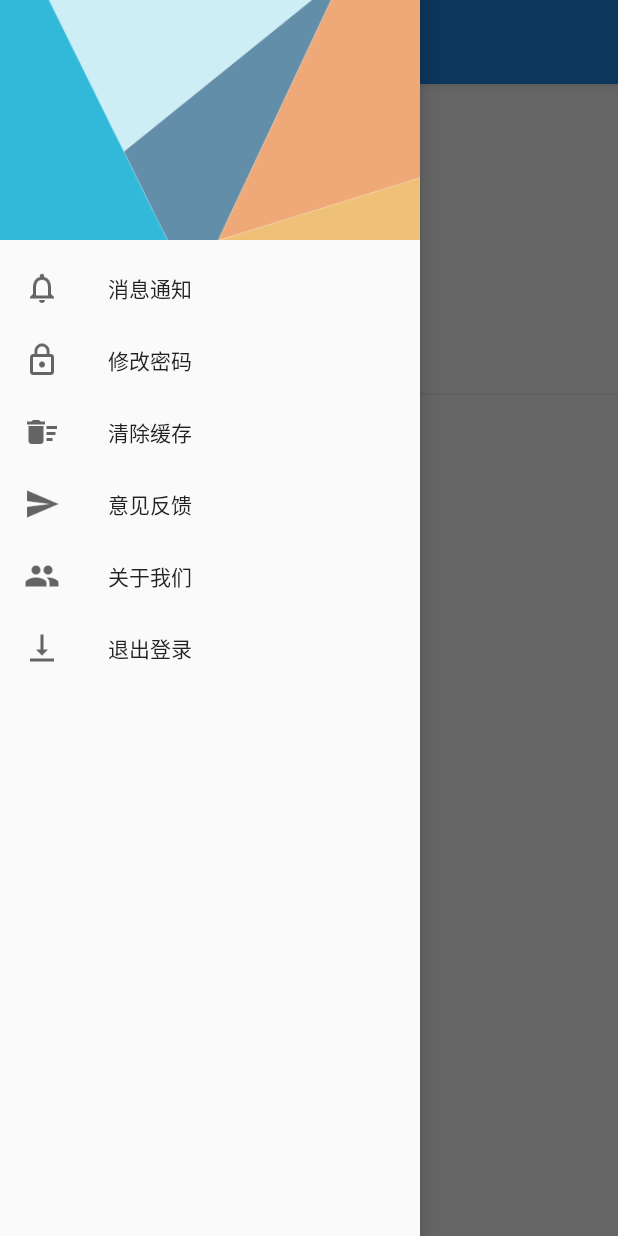
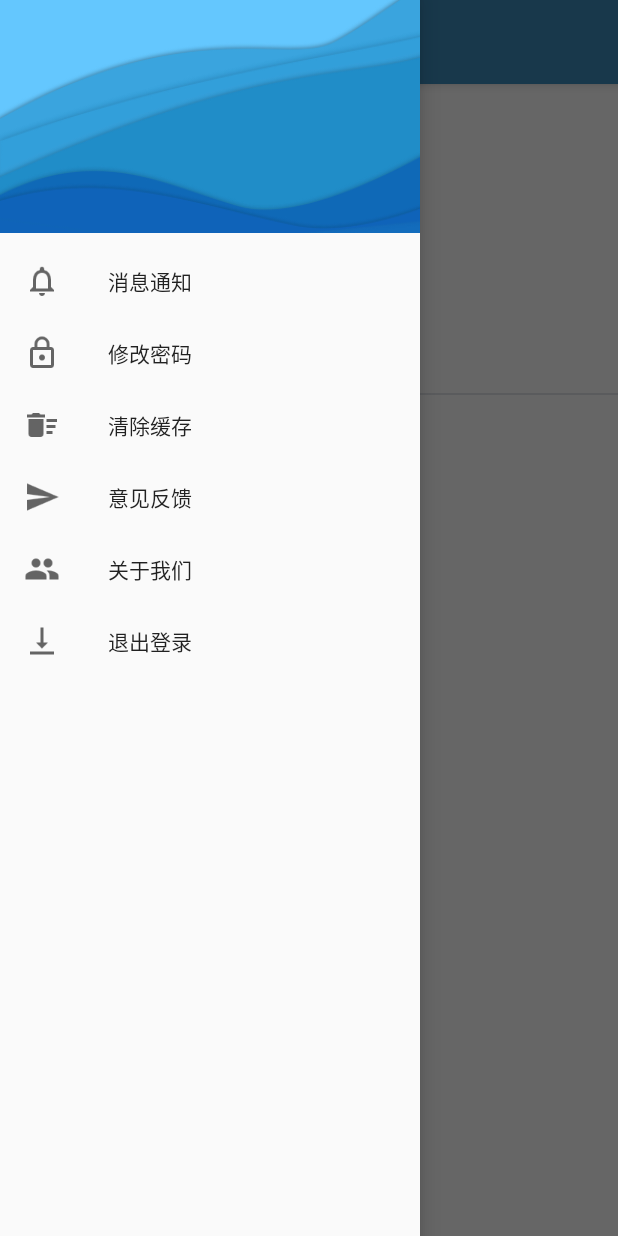
Before and after one commit to ReymondWang/redstart-android, an Android app: the MainActivity screen opened directly, with no data from a screen before it, with the side drawer open, on a phone screen of 412 x 824 dp. Run offline under Robolectric (Android 15) with nearby library versions, the phone set to English and light mode, and no system bars; our stand-ins replace ButterKnife, CircleImageView; network calls fail; 2 statements that could not run were skipped.

Commit message:
颜色调整完成，后面再也不调了

```diff
--- a/app/src/main/AndroidManifest.xml
+++ b/app/src/main/AndroidManifest.xml
@@ -20,7 +20,7 @@
             android:configChanges="orientation|keyboardHidden|screenSize"
             android:label="@string/title_activity_welcome"
             android:screenOrientation="portrait"
-            android:theme="@style/FullscreenTheme">
+            android:theme="@style/AppTheme.NoActionBar">
             <intent-filter>
                 <action android:name="android.intent.action.MAIN" />
 
--- a/app/src/main/java/com/purplelight/redstar/MainActivity.java
+++ b/app/src/main/java/com/purplelight/redstar/MainActivity.java
@@ -25,6 +25,7 @@ import android.view.ViewGroup;
 import android.view.WindowManager;
 import android.widget.FrameLayout;
 import android.widget.GridLayout;
+import android.widget.ImageView;
 import android.widget.ProgressBar;
 import android.widget.ScrollView;
 import android.widget.TextView;
@@ -78,7 +79,7 @@ public class MainActivity extends AppCompatActivity
 
     private Gson mGson = new Gson();
 
-    private CircleImageView mImgUserHead;
+    private ImageView mImgUserHead;
     private TextView mTxtUserName;
     private TextView mTxtUserEmail;
 
--- a/app/src/main/java/com/purplelight/redstar/constant/Configuration.java
+++ b/app/src/main/java/com/purplelight/redstar/constant/Configuration.java
@@ -7,7 +7,8 @@ package com.purplelight.redstar.constant;
 public class Configuration {
 
     public class Server{
-        public static final String WEB = "http://139.196.186.85:8080/";
+//        public static final String WEB = "http://139.196.186.85:8080/";
+        public static final String WEB = "http://192.168.0.100:8080/mcm/";
 
         public static final String BUSINESS = "http://qiuxisoft.com/HongXing/";
 
--- a/app/src/main/java/com/purplelight/redstar/constant/WebAPI.java
+++ b/app/src/main/java/com/purplelight/redstar/constant/WebAPI.java
@@ -11,6 +11,8 @@ public class WebAPI {
     public static final String UPDATE_USER = "api/userinfo/update";
 
     public static final String APP_FUNCTION = "api/func/show";
+
+    public static final String BIND_FUNCTION = "api/binduser/bind";
 
     /**
      * 取得WebAPI的全路径
--- a/app/src/main/res/drawable/btn_red_pressed.xml
+++ b/app/src/main/res/drawable/btn_red_pressed.xml
@@ -2,7 +2,7 @@
 <shape xmlns:android="http://schemas.android.com/apk/res/android"
     android:shape="rectangle">
 
-    <solid android:color="@color/colorDarkRed" />
+    <solid android:color="@color/colorDarkMaroon" />
 
     <padding android:left="@dimen/common_spacing_big"
         android:right="@dimen/common_spacing_big"
--- a/app/src/main/res/drawable/btn_red_unpressed.xml
+++ b/app/src/main/res/drawable/btn_red_unpressed.xml
@@ -2,7 +2,7 @@
 <shape xmlns:android="http://schemas.android.com/apk/res/android"
     android:shape="rectangle">
 
-    <solid android:color="@color/colorAccent" />
+    <solid android:color="@color/colorMaroon" />
 
     <padding android:left="@dimen/common_spacing_big"
         android:right="@dimen/common_spacing_big"
--- a/app/src/main/res/layout/app_bar_passport_upload.xml
+++ b/app/src/main/res/layout/app_bar_passport_upload.xml
@@ -33,7 +33,7 @@
         android:layout_margin="@dimen/common_spacing_big"
         android:src="@drawable/ic_add_white"
         app:borderWidth="@dimen/common_spacing_small"
-        app:backgroundTint="@color/colorAccent"
-        app:rippleColor="@color/colorDarkRed"/>
+        app:backgroundTint="@color/colorPrimary"
+        app:rippleColor="@color/colorDarkPrimary"/>
 
 </android.support.design.widget.CoordinatorLayout>
--- a/app/src/main/res/layout/nav_header_main.xml
+++ b/app/src/main/res/layout/nav_header_main.xml
@@ -4,12 +4,10 @@
     android:layout_height="@dimen/nav_header_height"
     xmlns:app="http://schemas.android.com/apk/res-auto"
     android:background="@drawable/bg_user_info"
+    android:orientation="vertical"
     android:gravity="bottom"
-    android:orientation="vertical"
-    android:paddingBottom="@dimen/activity_vertical_margin"
     android:paddingLeft="@dimen/activity_horizontal_margin"
     android:paddingRight="@dimen/activity_horizontal_margin"
-    android:paddingTop="@dimen/activity_vertical_margin"
     android:theme="@style/ThemeOverlay.AppCompat.Dark">
 
     <com.purplelight.redstar.component.view.CircleImageView
@@ -22,14 +20,20 @@
 
     <TextView
         android:id="@+id/txtUserName"
-        android:layout_width="match_parent"
+        android:layout_width="wrap_content"
         android:layout_height="wrap_content"
-        android:paddingTop="@dimen/nav_header_vertical_spacing"
+        android:layout_marginTop="@dimen/common_spacing_middle"
+        android:layout_marginLeft="@dimen/common_spacing_small"
+        android:layout_marginStart="@dimen/common_spacing_small"
         android:textAppearance="@style/TextAppearance.AppCompat.Body1" />
 
     <TextView
         android:id="@+id/txtUserEmail"
         android:layout_width="wrap_content"
-        android:layout_height="wrap_content" />
+        android:layout_height="wrap_content"
+        android:layout_marginLeft="@dimen/common_spacing_small"
+        android:layout_marginStart="@dimen/common_spacing_small"
+        android:layout_marginTop="@dimen/common_spacing_small"
+        android:layout_marginBottom="@dimen/common_spacing_big"/>
 
 </LinearLayout>
--- a/app/src/main/res/values/dimens.xml
+++ b/app/src/main/res/values/dimens.xml
@@ -21,16 +21,16 @@
     <dimen name="common_line_height">1dip</dimen>
 
     <dimen name="ui_func_icon_size">35dip</dimen>
-    <dimen name="ui_user_head_size">50dip</dimen>
+    <dimen name="ui_user_head_size">60dip</dimen>
     <dimen name="ui_row_arrow_size">30dip</dimen>
     <dimen name="ui_image_row_height">80dip</dimen>
     <dimen name="ui_table_row_height">45dip</dimen>
     <dimen name="ui_webview_progress_height">10dip</dimen>
 
-    <dimen name="nav_header_vertical_spacing">25dp</dimen>
-    <dimen name="nav_header_height">160dp</dimen>
-    <dimen name="app_bar_height">180dp</dimen>
-    <dimen name="fab_margin">16dp</dimen>
-    <dimen name="text_margin">16dp</dimen>
+    <dimen name="nav_header_vertical_spacing">15dip</dimen>
+    <dimen name="nav_header_height">155dip</dimen>
+    <dimen name="app_bar_height">180dip</dimen>
+    <dimen name="fab_margin">16dip</dimen>
+    <dimen name="text_margin">16dip</dimen>
 
 </resources>
--- a/app/src/main/res/values/styles.xml
+++ b/app/src/main/res/values/styles.xml
@@ -4,8 +4,8 @@
     <style name="AppTheme" parent="Theme.AppCompat.Light.DarkActionBar">
         <!-- Customize your theme here. -->
         <item name="colorPrimary">@color/colorPrimary</item>
-        <item name="colorPrimaryDark">@color/colorPrimaryDark</item>
-        <item name="colorAccent">@color/colorAccent</item>
+        <item name="colorPrimaryDark">@color/colorDarkPrimary</item>
+        <item name="colorAccent">@color/colorMaroon</item>
     </style>
 
     <style name="FullscreenTheme" parent="AppTheme">
```
Also changed, not shown: app/src/main/java/com/purplelight/redstar/LoginActivity.java (+29 -4 lines), app/src/main/java/com/purplelight/redstar/WelcomeActivity.java (+7 -9 lines), app/src/main/java/com/purplelight/redstar/business/entity/User.java (+15 -16 lines), app/src/main/java/com/purplelight/redstar/provider/entity/SystemUser.java (+10 -0 lines), app/src/main/java/com/purplelight/redstar/web/parameter/BindUserParameter.java (added, +20 -0 lines), app/src/main/res/drawable/shape_progressbar_mini.xml (+4 -4 lines), app/src/main/res/values/colors.xml (+52 -16 lines), app/src/main/res/drawable-xxhdpi/bg_user_info.jpg.
